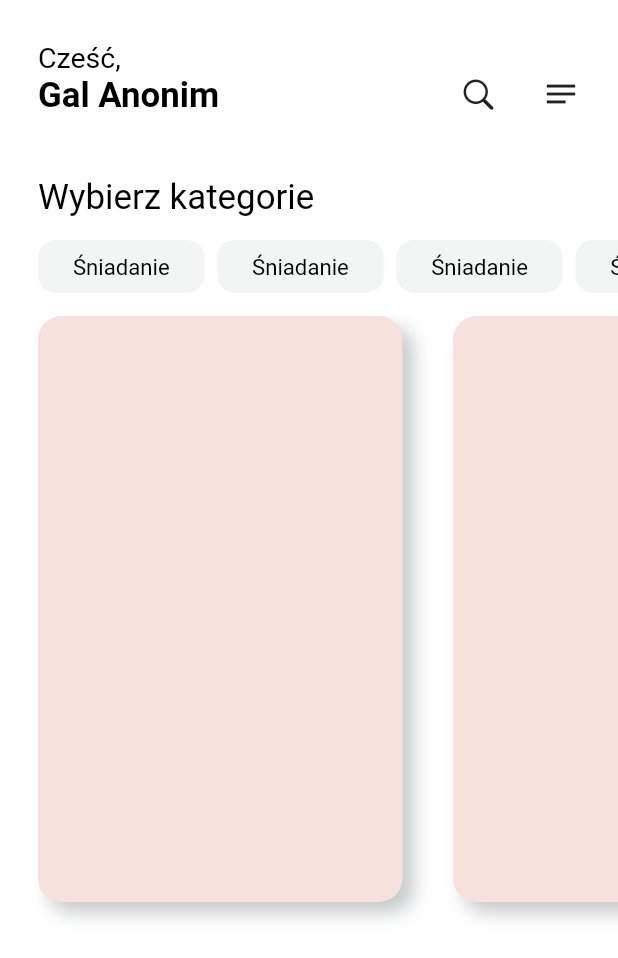
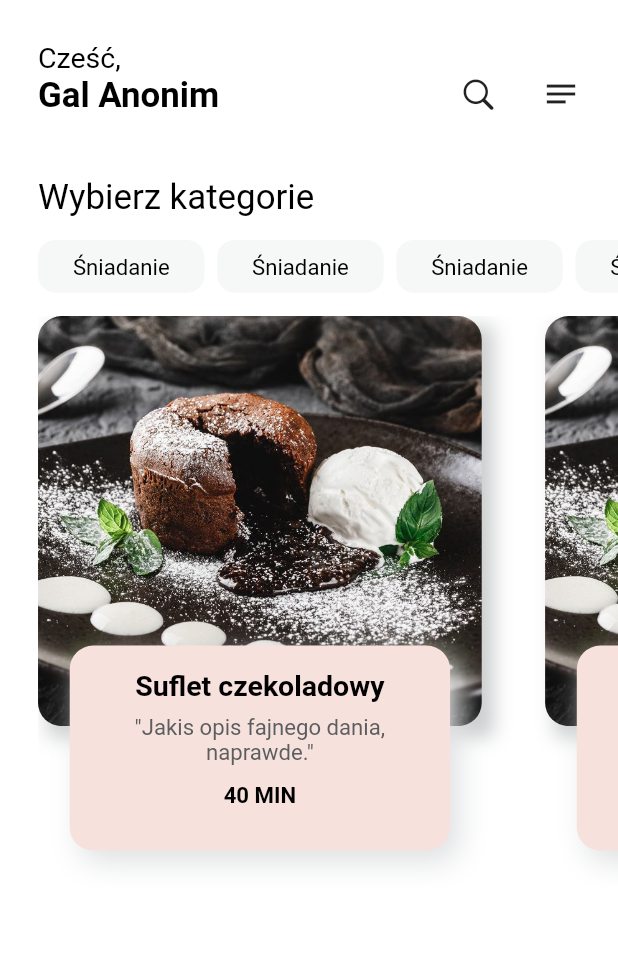
Before and after one commit to BennyM88/przepisy_sylwii_mobile, a Flutter app: the screen it shows after launch, on a phone screen of 412 x 824 dp. Shown: the top 958 px of the screen. Run offline on Flutter 3.47's test engine with Material 2 defaults, Android fonts, the phone set to English and light mode, and no system bars; our stand-ins replace flutter_screenutil; missing offline and left inert: cupertino_back_gesture; Roboto replaces fonts that are missing (UbuntuBold, UbuntuRegular); statements that could not run were skipped.

Commit message:
Added recipe view

```diff
--- a/lib/constants/typography.dart
+++ b/lib/constants/typography.dart
@@ -25,6 +25,20 @@ class CustomTypography {
     color: CustomColors.neutral00,
   );
 
+  static TextStyle uBold18 = TextStyle(
+    fontSize: 18.sp,
+    fontWeight: bold,
+    fontFamily: ubuntuFontBold,
+    color: CustomColors.neutral00,
+  );
+
+  static TextStyle uBold14 = TextStyle(
+    fontSize: 14.sp,
+    fontWeight: bold,
+    fontFamily: ubuntuFontBold,
+    color: CustomColors.neutral00,
+  );
+
   static TextStyle uRegular22 = TextStyle(
     fontSize: 22.sp,
     fontWeight: regular,
@@ -38,4 +52,11 @@ class CustomTypography {
     fontFamily: ubuntuFontRegular,
     color: CustomColors.neutral00,
   );
+
+  static TextStyle uRegular14n40 = TextStyle(
+    fontSize: 14.sp,
+    fontWeight: regular,
+    fontFamily: ubuntuFontRegular,
+    color: CustomColors.neutral40,
+  );
 }
--- a/lib/view/widgets/category_list.dart
+++ b/lib/view/widgets/category_list.dart
@@ -28,7 +28,7 @@ class CategoryList extends StatelessWidget {
       padding: EdgeInsets.only(right: 8.w),
       child: Container(
         decoration: BoxDecoration(
-          color: CustomColors.neutral80.withOpacity(0.22),
+          color: CustomColors.neutral95.withOpacity(0.5),
           borderRadius: BorderRadius.circular(12.r),
         ),
         child: Padding(
--- a/lib/view/widgets/recipes_list.dart
+++ b/lib/view/widgets/recipes_list.dart
@@ -1,6 +1,7 @@
 import 'package:flutter/material.dart';
 import 'package:flutter_screenutil/flutter_screenutil.dart';
 import 'package:przepisy_sylwii_mobile/constants/colors.dart';
+import 'package:przepisy_sylwii_mobile/constants/typography.dart';
 
 class RecipesList extends StatelessWidget {
   const RecipesList({super.key});
@@ -10,12 +11,12 @@ class RecipesList extends StatelessWidget {
     return Padding(
       padding: EdgeInsets.only(left: 24.w),
       child: SizedBox(
-        height: 420.h,
+        height: 390.h,
         child: ListView.builder(
           shrinkWrap: true,
           physics: const ClampingScrollPhysics(),
           scrollDirection: Axis.horizontal,
-          itemCount: 20,
+          itemCount: 10,
           itemBuilder: (context, index) => _buildRecipeBox(),
         ),
       ),
@@ -24,12 +25,14 @@ class RecipesList extends StatelessWidget {
 
   Widget _buildRecipeBox() {
     return Padding(
-      padding: EdgeInsets.fromLTRB(0, 0, 32.w, 20.h),
-      child: Container(
-        width: 230.w,
+      padding: EdgeInsets.fromLTRB(0, 0, 40.w, 0),
+      child: Stack(
+        clipBehavior: Clip.none,
+        children: [
+          Container(
+            height: 280.h,
+            width: 280.w,
             decoration: BoxDecoration(
-          color: CustomColors.pink,
-          borderRadius: BorderRadius.circular(16.r),
               boxShadow: [
                 BoxShadow(
                   color: CustomColors.neutral80,
@@ -39,6 +42,55 @@ class RecipesList extends StatelessWidget {
                 ),
               ],
             ),
+            child: ClipRRect(
+              borderRadius: BorderRadius.circular(16.r),
+              child: Image.asset(
+                'assets/images/suflet.jpg',
+                fit: BoxFit.cover,
+              ),
+            ),
+          ),
+          Positioned(
+            left: 20.w,
+            bottom: 25.h,
+            child: Container(
+              width: 240.w,
+              height: 140.h,
+              padding: EdgeInsets.all(16.h),
+              decoration: BoxDecoration(
+                color: CustomColors.pink,
+                borderRadius: BorderRadius.circular(16.r),
+                boxShadow: [
+                  BoxShadow(
+                    color: CustomColors.neutral90,
+                    offset: const Offset(6, 8),
+                    blurRadius: 16.r,
+                    spreadRadius: 0.2.r,
+                  ),
+                ],
+              ),
+              child: Column(
+                children: [
+                  Text(
+                    'Suflet czekoladowy',
+                    style: CustomTypography.uBold18,
+                  ),
+                  SizedBox(height: 8.h),
+                  Text(
+                    '"Jakis opis fajnego dania, naprawde."',
+                    style: CustomTypography.uRegular14n40,
+                    textAlign: TextAlign.center,
+                  ),
+                  SizedBox(height: 12.h),
+                  Text(
+                    '40 MIN',
+                    style: CustomTypography.uBold14,
+                  ),
+                ],
+              ),
+            ),
+          ),
+        ],
       ),
     );
   }
```
Also changed, not shown: assets/images/suflet.jpg (added). Lines whose indentation alone changed are shown as unchanged.
